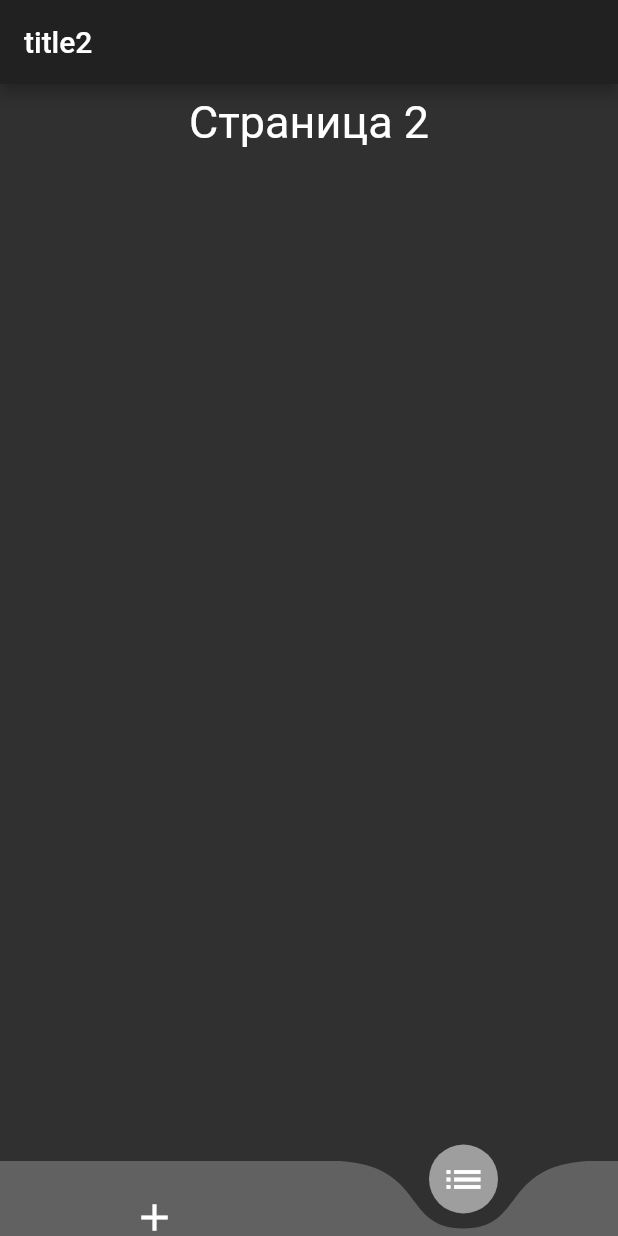
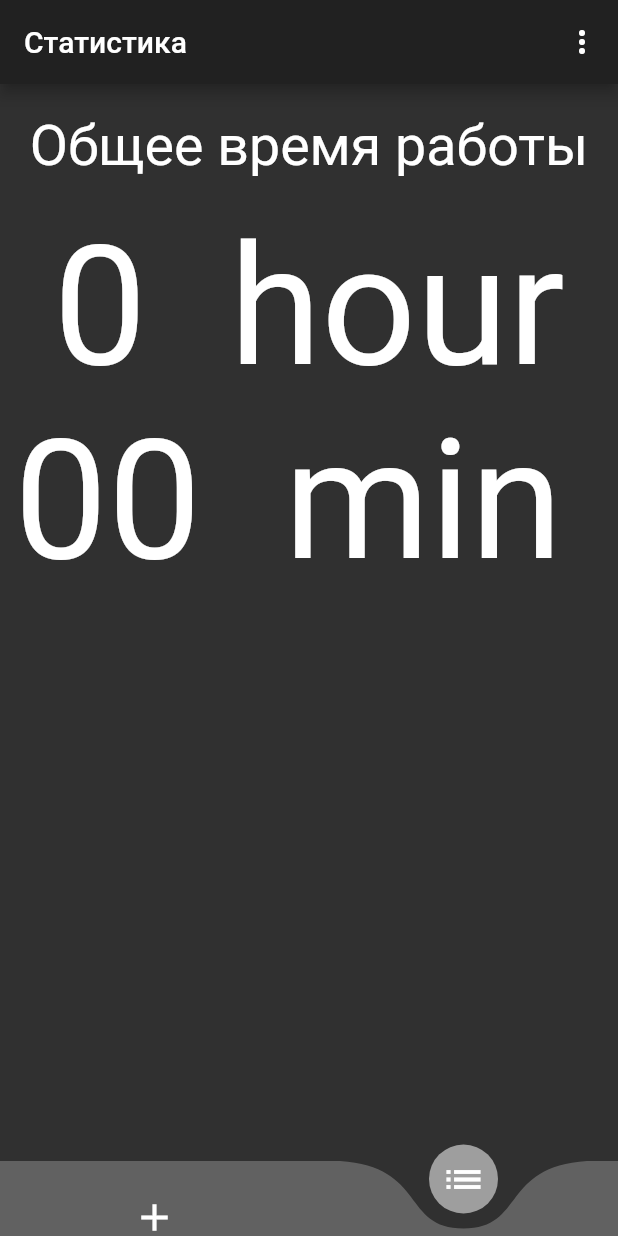
Before and after one commit to Evgenestan/timerforeyes, a Flutter app: the screen it shows after launch, item 2 of the bottom bar chosen, on a phone screen of 412 x 824 dp. Run offline on Flutter 3.47's test engine with Material 2 defaults, Android fonts, the phone set to English and light mode, and no system bars; drawn by our look-alikes of curved_navigation_bar; our stand-ins replace flutter_local_notifications, shared_preferences; missing offline and left inert: android_alarm_manager; statements that could not run were skipped.

Commit message:
Добавлено запоминание состояния приложения при внезапном закрытии, добавлена статистика, исправлены замечания.

```diff
--- a/lib/SecondPage.dart
+++ b/lib/SecondPage.dart
@@ -1,15 +1,10 @@
-import 'dart:async';
-
-
 import 'package:flutter/cupertino.dart';
 import 'package:flutter/material.dart';
+import 'package:intl/intl.dart';
 
-
-
-
+import 'global_variable.dart';
 
 class SecondPage extends StatefulWidget {
-
   @override
   _SecondPageState createState() => _SecondPageState();
 }
@@ -17,87 +12,104 @@ class SecondPage extends StatefulWidget {
 // Збс, что стейт - приватный класс (начинается с _)
 // Но иногда может быть так, что стейт будет публичным, тогда его внутренности необходимо делать приватными, а публичными оставлять лишь то, что ты явно хочешь оставить доступным снаружи
 class _SecondPageState extends State<SecondPage> {
-  Timer timer;
-
-  //DateTime time = DateTime.now();
-
   @override
   Widget build(BuildContext context) {
     return Scaffold(
-
       appBar: AppBar(
-
-        title: Text('title2'),
+        title: Text('Статистика'),
+        actions: <Widget>[
+          PopupMenuButton<String>(
+            onSelected: choiseAction,
+            itemBuilder: (BuildContext contex) {
+              return Constant.choices.map((String choise) {
+                return PopupMenuItem<String>(
+                  value: choise,
+                  child: Text(choise),
+                );
+              }).toList();
+            },
+          )
+        ],
       ),
-      body: Column(
-        children: <Widget>[
-          Expanded(
+      body: Container(
+        width: MediaQuery.of(context).size.width,
+        child: FittedBox(
           child: Column(
             children: <Widget>[
-                Container(
-                  child: Padding(
-                    padding: EdgeInsets.all(8),
+              Padding(
+                padding: EdgeInsets.all(15),
                 child: Text(
-                      'Страница 2',
-                      style: TextStyle(
-                        fontSize: 30,
-                      ),
+                  'Общее время работы',
+                  textScaleFactor: 2,
                   textAlign: TextAlign.center,
                 ),
               ),
-                ),
-                Container(
-                  child: Padding(
-                    padding: EdgeInsets.all(8),
-                    child: Center(
-                      child: Text(
-                        '',
-                        style: TextStyle(
-                          fontSize: 100,
-                        ),
+              Row(
+                children: <Widget>[
+                  Text(
+                    '$allTimeWorkH',
+                    textScaleFactor: 6,
                     textAlign: TextAlign.center,
                   ),
+                  Text(
+                    '  hour',
+                    textScaleFactor: 6,
+                    textAlign: TextAlign.center,
+                  )
+                ],
               ),
+              Row(
+                children: <Widget>[
+                  Text(
+                    '$allTimeWorkM',
+                    textScaleFactor: 6,
+                    textAlign: TextAlign.center,
                   ),
+                  Text(
+                    ' min  ',
+                    textScaleFactor: 6,
+                    textAlign: TextAlign.center,
+                  )
+                ],
               ),
             ],
           ),
         ),
-          Expanded(
-            child: Column(
-              children: <Widget>[
-                Container(
-                  child: Padding(
-                    padding: EdgeInsets.all(8),
-                    child: Text(
-                      '',
-                      style: TextStyle(
-                        fontSize: 30,
-                      ),
-                      textAlign: TextAlign.center,
-                    ),
-                  ),
-                ),
-                Container(
-                  child: Padding(
-                    padding: EdgeInsets.all(8),
-                    child: Center(
-                      child: Text(
-                        '',
-                        style: TextStyle(
-                          fontSize: 100,
-                        ),
-                        textAlign: TextAlign.center,
-                      ),
-                    ),
-                  ),
-                ),
-              ],
-            ),
-          ),
-        ],
       ),
     );
+  }
+
+  void choiseAction(String choice) async {
+    if (choice == Constant.resetAllTime) {
+      await prefs.setInt('timeAll', 0);
+      setAllTimeWork();
+    }
+  }
+
+  @override
+  void initState() {
+    // TODO: implement initState
+    super.initState();
+    setAllTimeWork();
+  }
+
+  void setAllTimeWork() async {
+    var tempTimeAll = await prefs.getInt('timeAll');
+    print('tempTimeAll second screen $tempTimeAll');
+    if (tempTimeAll != null) {
+      tempTimeAll = tempTimeAll + hour23;
+      var tempDateTime = DateTime.fromMillisecondsSinceEpoch(tempTimeAll);
+
+      var tempHour = DateFormat.d().format(tempDateTime);
+      allTimeWorkH = int.parse(tempHour);
+
+      setState(() {
+        allTimeWorkH = (allTimeWorkH - 2) * 24 +
+            int.parse(DateFormat.H().format(tempDateTime));
+        allTimeWorkM = DateFormat.m().format(tempDateTime);
+        print('allTimeWork $tempDateTime');
+      });
+    }
   }
 
 // camelCase! -> startWork
--- a/lib/android_alarm_manager.dart
+++ b/lib/android_alarm_manager.dart
@@ -14,6 +14,8 @@ class AlarmHelper {
     print('schedule');
 
     await AndroidAlarmManager.cancel(_REQUEST_CODE);
-    await AndroidAlarmManager.oneShot(Duration(seconds: 5), _REQUEST_CODE, startAlarm, exact: true, wakeup: true);
+    await AndroidAlarmManager.oneShot(
+        Duration(seconds: 5), _REQUEST_CODE, startAlarm,
+        exact: true, wakeup: true);
   }
 }
--- a/lib/global_variable.dart
+++ b/lib/global_variable.dart
@@ -1,18 +1,25 @@
 import 'dart:async';
 
-var timeStart = DateTime.now().millisecondsSinceEpoch;
+import 'package:shared_preferences/shared_preferences.dart';
 
-bool checkNotification = true;
+int allTimeWorkH = 0;
 
+var allTimeWorkM = '00';
 bool firstRun = true;
 
 String hour = '00:00';
 int hour23 = 75600100;
 int hourTempStart = 0;
+int minute = 0;
+SharedPreferences prefs;
+String startWorkTime = '00:00';
+String textButtonWork = 'Start Work';
 
-int minute = 0;
+Timer timer;
 
-String startWorkTime = '00:00';
-Timer timer;
 bool timerOff = true;
-//int pageIndex = 0;
+var timeStart = DateTime.now().millisecondsSinceEpoch;
+class Constant {
+  static const String resetAllTime = 'Удалить статистику';
+  static const List<String> choices = <String>[resetAllTime];
+}
--- a/lib/main.dart
+++ b/lib/main.dart
@@ -1,30 +1,33 @@
-
-
 import 'package:android_alarm_manager/android_alarm_manager.dart';
 import 'package:curved_navigation_bar/curved_navigation_bar.dart';
 import 'package:flutter/cupertino.dart';
 import 'package:flutter/material.dart';
+import 'package:shared_preferences/shared_preferences.dart';
 
+import 'MyHomePage.dart';
 import 'SecondPage.dart';
+import 'global_variable.dart';
+import 'notification.dart';
 import 'theme.dart';
-import 'notification.dart';
-import 'MyHomePage.dart';
-
-
-
-
 
 void main() async {
   WidgetsFlutterBinding.ensureInitialized();
   await AndroidAlarmManager.initialize();
   initializeNotification();
-  runApp(MaterialApp(home: BottomNavBar(),theme: ThemeData.dark()));
+  await createNotificationChannel();
+  prefs = await SharedPreferences.getInstance();
+  await resumeWork();
 }
 
+void resumeWork() async {
+  var tempTime = await prefs.getInt('timeStart');
+  if (tempTime != null && tempTime != 0) {
+    timeStart = tempTime;
+    timerOff = false;
+  }
 
-
-
-
+  runApp(MaterialApp(home: BottomNavBar(), theme: ThemeData.dark()));
+}
 
 class BottomNavBar extends StatefulWidget {
   @override
@@ -32,43 +35,22 @@ class BottomNavBar extends StatefulWidget {
 }
 
 class _BottomNavBarState extends State<BottomNavBar> {
-
-
-
   int pageIndex = 0;
 
-
+  final SecondPage _second = SecondPage();
+  Widget _showPage = MyHomePage();
 
   MyHomePage get _home => MyHomePage();
-  final SecondPage _second = SecondPage();
-
-
-  Widget _showPage = MyHomePage();
-  Widget _pageChooser(int page) {
-    switch(page) {
-      case 0:
-        return _home;
-        break;
-      case 1:
-        return _second;
-        break;
-      default: return null;
-    }
-  }
-
-
 
   @override
   Widget build(BuildContext context) {
     return Scaffold(
         bottomNavigationBar: CurvedNavigationBar(
-
           index: pageIndex,
           height: 50.0,
           items: <Widget>[
             Icon(Icons.add, size: 30),
             Icon(Icons.list, size: 30),
-
           ],
           color: Colors.grey[700],
           buttonBackgroundColor: buttonBackgroundColor,
@@ -81,9 +63,21 @@ class _BottomNavBarState extends State<BottomNavBar> {
             });
           },
         ),
-
         body: Container(
           child: _showPage,
         ));
   }
+
+  Widget _pageChooser(int page) {
+    switch (page) {
+      case 0:
+        return _home;
+        break;
+      case 1:
+        return _second;
+        break;
+      default:
+        return null;
+    }
+  }
 }
--- a/pubspec.yaml
+++ b/pubspec.yaml
@@ -21,6 +21,7 @@ environment:
   sdk: ">=2.7.0 <3.0.0"
 
 dependencies:
+  shared_preferences: ^0.5.7+3
   intl: ^0.16.1
   curved_navigation_bar: ^0.3.2
   vibration: ^1.2.4
```
Also changed, not shown: lib/MyHomePage.dart (+65 -52 lines), lib/notification.dart (+66 -20 lines), pubspec.lock. Lines whose indentation alone changed are shown as unchanged.
